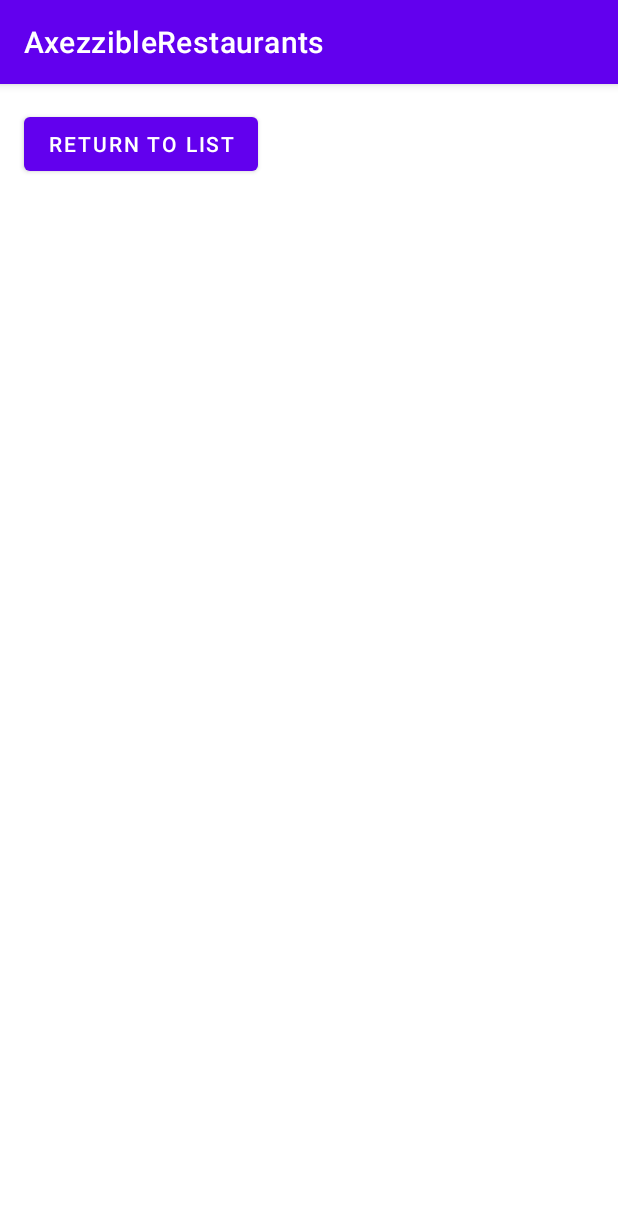
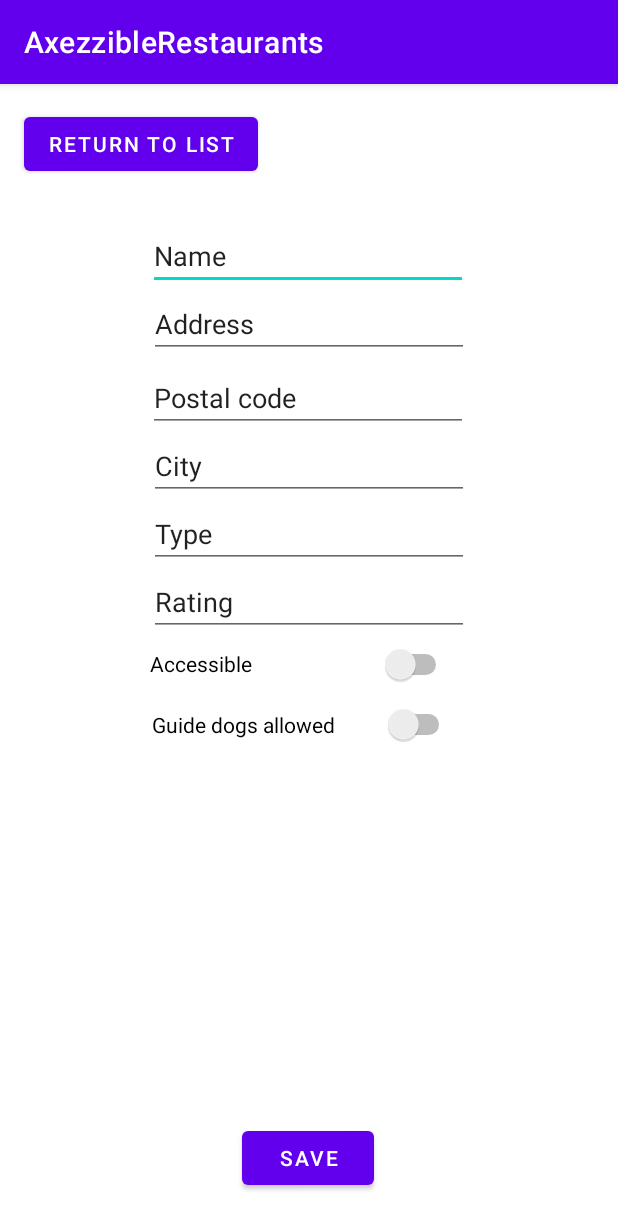
Before and after one commit to liber09/AxezzibleRestaurants, an Android app: the screen it shows after launch (AddNewRestaurant), after a tap on "ADD NEW", on a phone screen of 412 x 824 dp. Shown: the top 1229 px of the screen. Run offline under Robolectric (Android 15) with nearby library versions, the phone set to English and light mode, and no system bars; our stand-ins replace Firebase (no records; nobody signed in at launch, a user with empty details on screens opened directly).

Commit message:
created UI for add new page

```diff
--- a/app/src/main/java/com/example/axezziblerestaurants/MainActivity.kt
+++ b/app/src/main/java/com/example/axezziblerestaurants/MainActivity.kt
@@ -45,7 +45,7 @@
             true, "Sandbergs plats 1", 44430,
             "Stenungsund","tonys.png",5)
         val restaurantFour = Restaurant("Karlbergs Krog",
-            "Hamburger",true,
+            "HomeCooking",true,
             true, "Västra köpmansgatan 2", 44430,
             "Stenungsund","karlbergs.png",5)
         //Add it to collection restaurants, SetOptions.merge() = do not overwrite if exists
--- a/app/src/main/res/layout/activity_add_new_restaurant.xml
+++ b/app/src/main/res/layout/activity_add_new_restaurant.xml
@@ -15,4 +15,106 @@
         android:text="@string/returnToList"
         app:layout_constraintStart_toStartOf="parent"
         app:layout_constraintTop_toTopOf="parent" />
+
+    <EditText
+        android:id="@+id/nameEditText"
+        android:layout_width="wrap_content"
+        android:layout_height="wrap_content"
+        android:layout_marginTop="28dp"
+        android:ems="10"
+        android:inputType="textPersonName"
+        android:text="@string/name"
+        app:layout_constraintEnd_toEndOf="parent"
+        app:layout_constraintHorizontal_bias="0.497"
+        app:layout_constraintStart_toStartOf="parent"
+        app:layout_constraintTop_toBottomOf="@+id/returnToListButton" />
+
+    <EditText
+        android:id="@+id/addressEditText"
+        android:layout_width="wrap_content"
+        android:layout_height="wrap_content"
+        android:ems="10"
+        android:inputType="textPersonName"
+        android:text="@string/address"
+        app:layout_constraintEnd_toEndOf="parent"
+        app:layout_constraintStart_toStartOf="parent"
+        app:layout_constraintTop_toBottomOf="@+id/nameEditText" />
+
+    <EditText
+        android:id="@+id/postalCodeEditText"
+        android:layout_width="wrap_content"
+        android:layout_height="wrap_content"
+        android:layout_marginTop="4dp"
+        android:ems="10"
+        android:inputType="textPersonName"
+        android:text="@string/postalCode"
+        app:layout_constraintEnd_toEndOf="parent"
+        app:layout_constraintHorizontal_bias="0.497"
+        app:layout_constraintStart_toStartOf="parent"
+        app:layout_constraintTop_toBottomOf="@+id/addressEditText" />
+
+    <EditText
+        android:id="@+id/cityEditText"
+        android:layout_width="wrap_content"
+        android:layout_height="wrap_content"
+        android:ems="10"
+        android:inputType="textPersonName"
+        android:text="@string/city"
+        app:layout_constraintEnd_toEndOf="parent"
+        app:layout_constraintStart_toStartOf="parent"
+        app:layout_constraintTop_toBottomOf="@+id/postalCodeEditText" />
+
+    <EditText
+        android:id="@+id/typeEditText"
+        android:layout_width="wrap_content"
+        android:layout_height="wrap_content"
+        android:ems="10"
+        android:inputType="textPersonName"
+        android:text="@string/type"
+        app:layout_constraintEnd_toEndOf="parent"
+        app:layout_constraintStart_toStartOf="parent"
+        app:layout_constraintTop_toBottomOf="@+id/cityEditText" />
+
+    <EditText
+        android:id="@+id/ratingEditText"
+        android:layout_width="wrap_content"
+        android:layout_height="wrap_content"
+        android:ems="10"
+        android:inputType="textPersonName"
+        android:text="@string/rating"
+        app:layout_constraintEnd_toEndOf="parent"
+        app:layout_constraintStart_toStartOf="parent"
+        app:layout_constraintTop_toBottomOf="@+id/typeEditText" />
+
+    <Button
+        android:id="@+id/saveButton"
+        android:layout_width="wrap_content"
+        android:layout_height="wrap_content"
+        android:layout_marginBottom="28dp"
+        android:text="@string/save"
+        app:layout_constraintBottom_toBottomOf="parent"
+        app:layout_constraintEnd_toEndOf="parent"
+        app:layout_constraintHorizontal_bias="0.498"
+        app:layout_constraintStart_toStartOf="parent" />
+
+    <Switch
+        android:id="@+id/accessibleSwitch"
+        android:layout_width="201dp"
+        android:layout_height="37dp"
+        android:text="@string/accessible"
+        app:layout_constraintEnd_toEndOf="parent"
+        app:layout_constraintHorizontal_bias="0.476"
+        app:layout_constraintStart_toStartOf="parent"
+        app:layout_constraintTop_toBottomOf="@+id/ratingEditText" />
+
+    <Switch
+        android:id="@+id/guideDogsAllowedSwitch"
+        android:layout_width="202dp"
+        android:layout_height="35dp"
+        android:layout_marginTop="4dp"
+        android:text="@string/guideDogsAllowed"
+        app:layout_constraintEnd_toEndOf="parent"
+        app:layout_constraintHorizontal_bias="0.483"
+        app:layout_constraintStart_toStartOf="parent"
+        app:layout_constraintTop_toBottomOf="@+id/accessibleSwitch" />
 </androidx.constraintlayout.widget.ConstraintLayout>
--- a/app/src/main/res/values/strings.xml
+++ b/app/src/main/res/values/strings.xml
@@ -3,4 +3,13 @@
     <string name="addNewResButton">Add new</string>
     <string name="showMapButton">Show map</string>
     <string name="returnToList">Return to list</string>
+    <string name="name">Name</string>
+    <string name="address">Address</string>
+    <string name="postalCode">Postal code</string>
+    <string name="city">City</string>
+    <string name="type">Type</string>
+    <string name="rating">Rating</string>
+    <string name="guideDogsAllowed">Guide dogs allowed</string>
+    <string name="accessible">Accessible</string>
+    <string name="save">Save</string>
 </resources>
```
Also changed, not shown: 1 other file.
